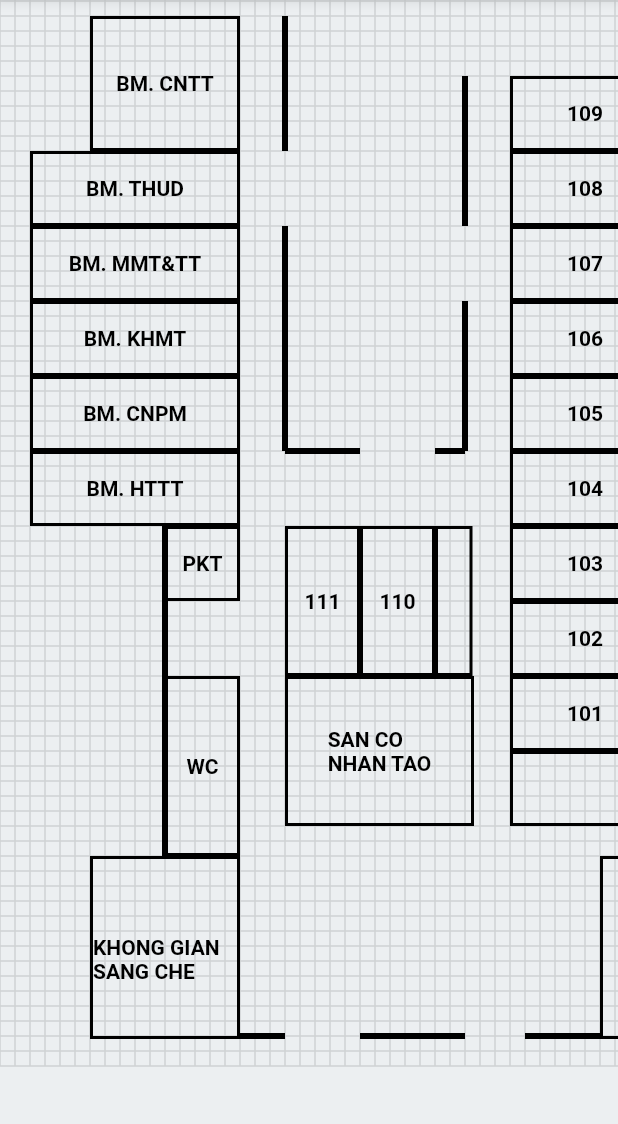
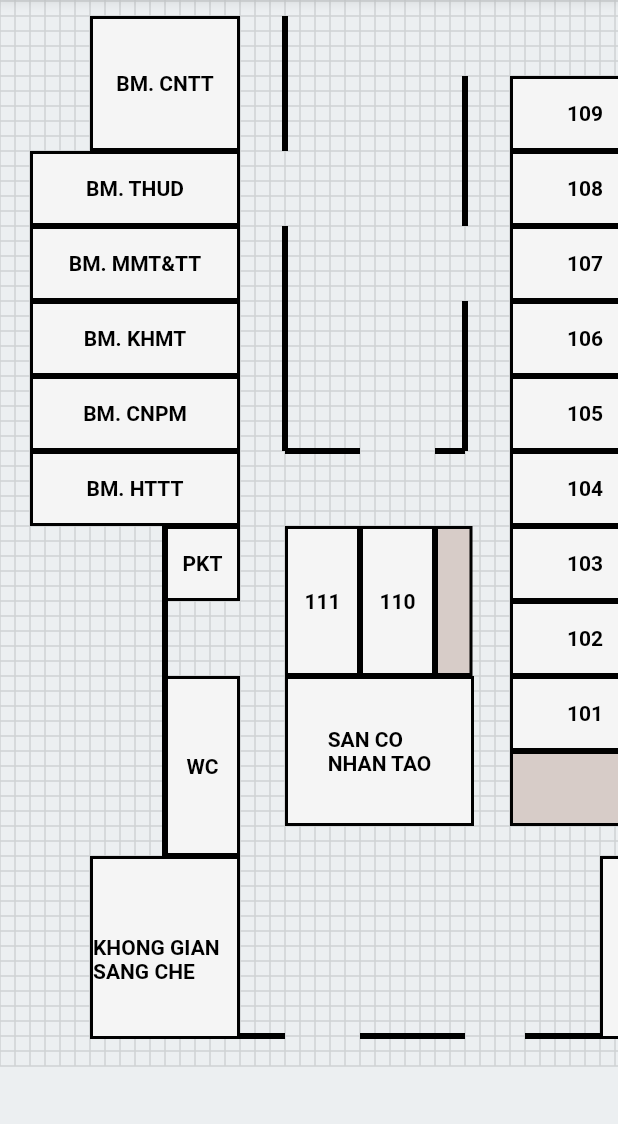
Before and after one commit to nganb1807576/Floorplan, a Flutter app: the screen it shows after launch, on a phone screen of 412 x 824 dp, the part 98-1222 px from its top. Run offline on Flutter 3.47's test engine with Material 2 defaults, Android fonts, the phone set to English and light mode, and no system bars; our stand-ins replace cloud_firestore, firebase_core; accounts and stored records are empty.

Commit message:
click change color

```diff
--- a/lib/screen/floorplan.dart
+++ b/lib/screen/floorplan.dart
@@ -33,20 +33,29 @@ class _FloorPlanState extends State<FloorPlan> with SingleTickerProviderStateMix
     super.initState();
   }
 
+  String click = "";
 
   Widget buildRoom(BuildContext context, Room element) {
     return Positioned(
       top: element.y, left: element.x,
+      child: GestureDetector(
+        onTap: (){
+          setState(() {
+            click=element.roomName!;
+          });
+        },
         child: Container(
           height: element.height, width: element.width,
           decoration: BoxDecoration(
-          // color: Colors.brown.shade100,
+              color: click==element.roomName ? Colors.brown.shade100: Colors.grey.shade100,
               border: Border.all(color: Colors.black, width: 2)
           ),
           child: Center(
-            child: Text("${element.roomName}", style: TextStyle(color: Colors.black, fontWeight: FontWeight.bold))
+              child: Text("${element.roomName}", style: const TextStyle(color: Colors.black, fontWeight: FontWeight.bold))
           ),
         ),
+      ),
+
     );
   }
 
```
Lines whose indentation alone changed are shown as unchanged.
